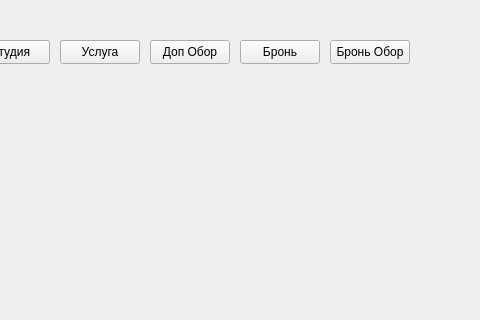
artik0811/ud_kursach, file mainwindow.ui: the form before one commit; both pictures show x 320 to 800 and y 0 to 320 of the 800 by 600 pixel window.
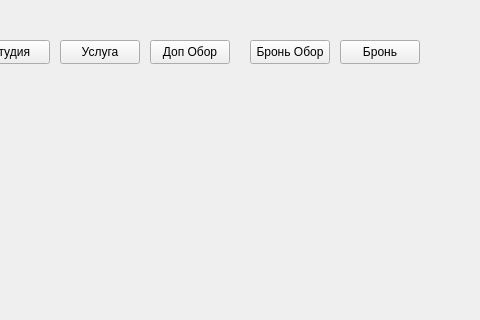
The form after the commit.

Diff of the .ui file:
```diff
--- a/mainwindow.ui
+++ b/mainwindow.ui
@@ -95,7 +95,7 @@
    <widget class="QPushButton" name="pushButton_7">
     <property name="geometry">
      <rect>
-      <x>650</x>
+      <x>570</x>
       <y>40</y>
       <width>80</width>
       <height>24</height>
@@ -108,7 +108,7 @@
    <widget class="QPushButton" name="pushButton_8">
     <property name="geometry">
      <rect>
-      <x>560</x>
+      <x>660</x>
       <y>40</y>
       <width>80</width>
       <height>24</height>
```
